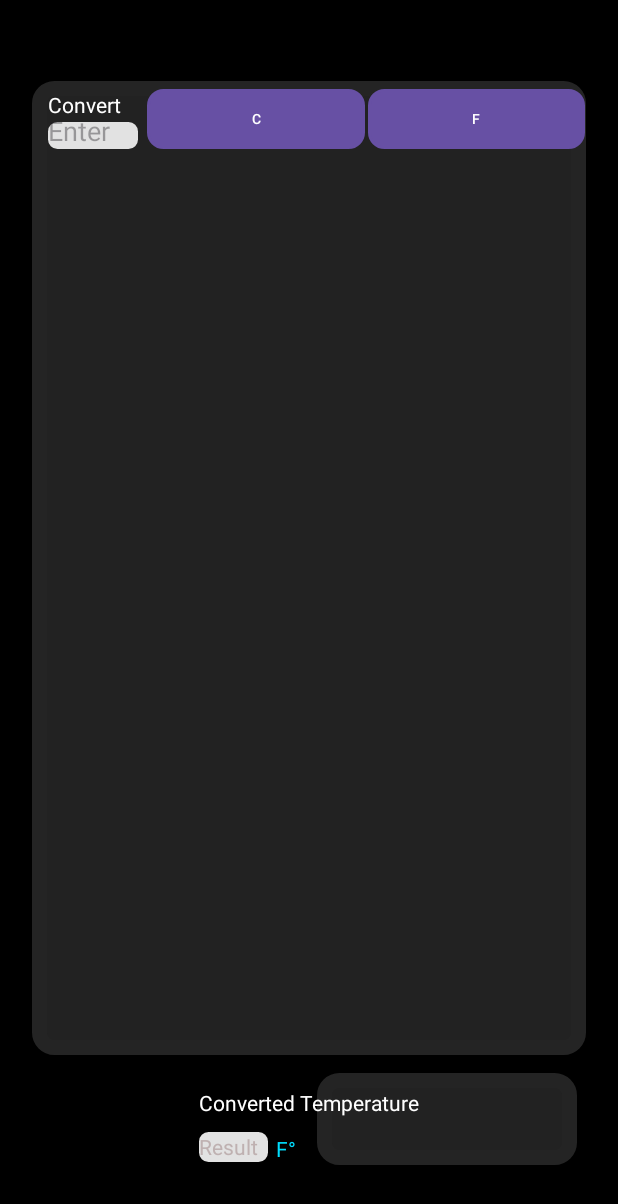
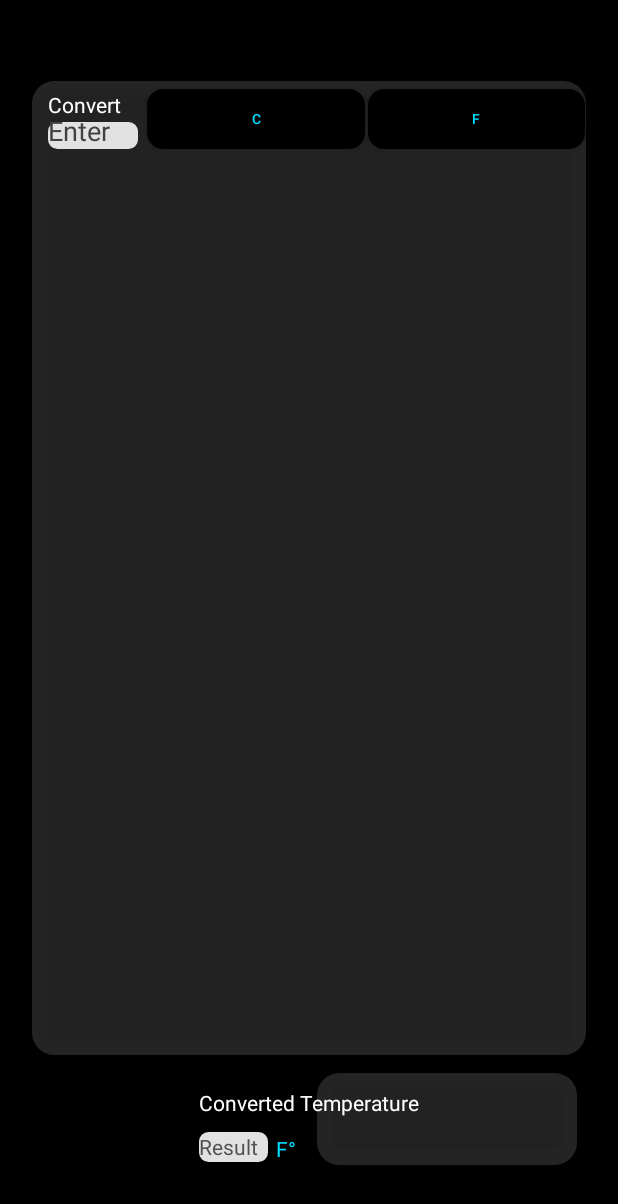
Before and after one commit to mushfiqurrahman-git/AndroidWearTemperatureConverter, an Android app: the screen it shows after launch (MainActivity), on a phone screen of 412 x 824 dp. Shown: the top 1204 px of the screen. Run offline under Robolectric (Android 15) with nearby library versions, the phone set to English and light mode, and no system bars; plain views replace BoxInsetLayout.

Commit message:
final theme change for button color

```diff
--- a/app/src/main/AndroidManifest.xml
+++ b/app/src/main/AndroidManifest.xml
@@ -8,11 +8,11 @@
         android:icon="@mipmap/ic_launcher"
         android:label="@string/app_name"
         android:supportsRtl="true"
-        android:theme="@style/Theme.Android_Wear_Temperature_Converter">
+        android:theme="@style/Theme.AppCompat.DayNight">
         <activity
             android:name=".MainActivity"
             android:exported="true"
-            android:theme="@style/Theme.Android_Wear_Temperature_Converter">
+            android:theme="@style/Theme.AppCompat.NoActionBar">
             <intent-filter>
                 <action android:name="android.intent.action.MAIN" />
 
--- a/app/src/main/res/drawable/button_style.xml
+++ b/app/src/main/res/drawable/button_style.xml
@@ -5,6 +5,6 @@
 
     <stroke
         android:width="2dp" />
-    <solid android:color="#7CE3EB" />
+    <solid android:color="#000000" />
     <corners android:radius="10dp" />
 </shape>
--- a/app/src/main/res/drawable/input_corner.xml
+++ b/app/src/main/res/drawable/input_corner.xml
@@ -3,8 +3,10 @@
 <shape xmlns:android="http://schemas.android.com/apk/res/android"
     android:shape="rectangle">
     <stroke
+
         android:width="2dp"
         android:color="#E2E2E2" />
     <solid android:color="#E2E2E2" />
+
     <corners android:radius="5dp" />
 </shape>
--- a/app/src/main/res/layout/activity_main.xml
+++ b/app/src/main/res/layout/activity_main.xml
@@ -50,10 +50,12 @@
             android:layout_marginStart="16dp"
             android:layout_marginTop="2dp"
             android:layout_marginEnd="6dp"
-            android:maxLength="4"
             android:background="@drawable/input_corner"
             android:hint="@string/hint"
+            android:textColor="@color/cardview_dark_background"
+            android:textColorHint="@color/cardview_dark_background"
             android:inputType="number"
+            android:maxLength="4"
             app:layout_constraintEnd_toStartOf="@+id/button7"
             app:layout_constraintStart_toStartOf="parent"
             app:layout_constraintTop_toBottomOf="@+id/textView13" />
@@ -64,6 +66,7 @@
             android:layout_height="40dp"
             android:layout_marginEnd="2dp"
             android:text="@string/celsiusC"
+            android:textColor="#00DEFF"
             android:textSize="9dp"
             android:background="@drawable/button_style"
             app:layout_constraintBottom_toBottomOf="@+id/textView13"
@@ -77,6 +80,7 @@
             android:layout_height="40dp"
             android:layout_marginEnd="6dp"
             android:text="@string/fahrenheitF"
+            android:textColor="#00DEFF"
             android:background="@drawable/button_style"
             android:textSize="9dp"
             app:layout_constraintBaseline_toBaselineOf="@+id/button7"
@@ -112,7 +116,8 @@
             android:layout_marginBottom="33dp"
             android:background="@drawable/input_corner"
             android:hint="@string/result"
-            android:textColorHint="#BFB1B1"
+            android:textColor="@color/cardview_dark_background"
+            android:textColorHint="#515151"
             app:layout_constraintBottom_toBottomOf="parent"
             app:layout_constraintStart_toStartOf="@+id/textView20"
             app:layout_constraintTop_toBottomOf="@+id/textView20" />
```
